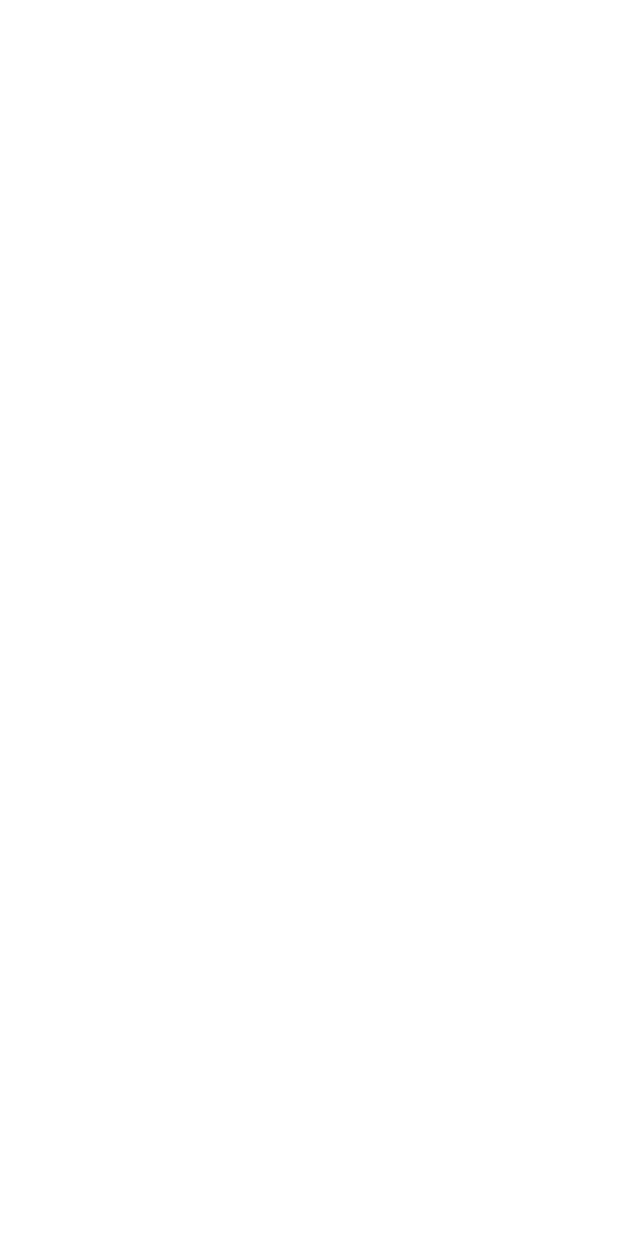
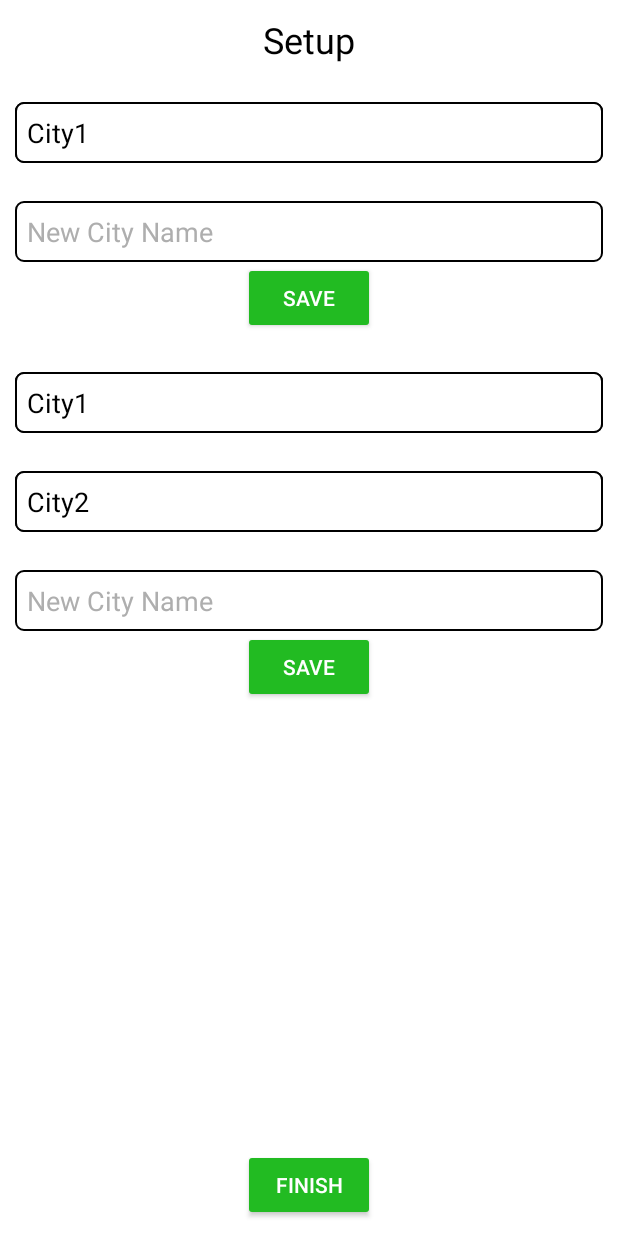
Before and after one commit to Szomti/FindPath, an Android app: the screen it shows after launch (MainActivity), on a phone screen of 412 x 824 dp. Before the commit the screen is empty. Run offline under Robolectric (Android 15) with nearby library versions, the phone set to English and light mode, and no system bars.

Commit message:
No forceDarkAllowed; Setup improved layout; Setup lists with generated list;

```diff
--- a/app/build.gradle
+++ b/app/build.gradle
@@ -5,12 +5,16 @@ plugins {
 
 android {
     namespace 'com.example.findpath'
-    compileSdk 32
+    compileSdk 33
+
+    buildFeatures {
+        viewBinding true
+    }
 
     defaultConfig {
         applicationId "com.example.findpath"
         minSdk 24
-        targetSdk 32
+        targetSdk 33
         versionCode 1
         versionName "1.0"
 
@@ -33,7 +37,6 @@ android {
 }
 
 dependencies {
-
     implementation 'androidx.core:core-ktx:1.7.0'
     implementation 'androidx.appcompat:appcompat:1.5.1'
     implementation 'com.google.android.material:material:1.7.0'
--- a/app/src/main/java/com/example/findpath/MainActivity.kt
+++ b/app/src/main/java/com/example/findpath/MainActivity.kt
@@ -2,10 +2,39 @@ package com.example.findpath
 
 import androidx.appcompat.app.AppCompatActivity
 import android.os.Bundle
+import android.widget.ArrayAdapter
+import com.example.findpath.databinding.ActivityMainBinding
+import com.example.findpath.databinding.ActivitySetupBinding
 
 class MainActivity : AppCompatActivity() {
     override fun onCreate(savedInstanceState: Bundle?) {
         super.onCreate(savedInstanceState)
-        setContentView(R.layout.activity_main)
+        val setup = ActivitySetupBinding.inflate(layoutInflater)
+        val main = ActivityMainBinding.inflate(layoutInflater)
+        setContentView(setup.root)
+
+        val citiesList = generateDefaultList()
+
+        setupListsInit(setup, citiesList)
+
+        setup.setupFinishBtn.setOnClickListener {
+            setContentView(main.root)
+        }
+    }
+
+    private fun setupListsInit(setup: ActivitySetupBinding, list: MutableList<String>) {
+        val adapter = ArrayAdapter(this, R.layout.spinner_text, list)
+        setup.setupCityList.adapter = adapter
+        setup.setupCityListFirstItem.adapter = adapter
+        setup.setupCityListSecondItem.adapter = adapter
+        setup.setupCityListSecondItem.setSelection(1)
+    }
+
+    private fun generateDefaultList(): MutableList<String> {
+        val generatedList: MutableList<String> = mutableListOf()
+        for(i in 1..15){
+            generatedList.add("City$i")
+        }
+        return generatedList
     }
 }
--- a/app/src/main/res/drawable/border_background.xml
+++ b/app/src/main/res/drawable/border_background.xml
@@ -1,5 +1,5 @@
 <shape xmlns:android="http://schemas.android.com/apk/res/android" android:shape="rectangle" >
-    <solid android:color="#00000000" />
+    <solid android:color="#FFFFFF" />
     <stroke android:width="1dip" android:color="#FF000000" />
     <corners android:radius="5dp"/>
 </shape>
--- a/app/src/main/res/layout/activity_setup.xml
+++ b/app/src/main/res/layout/activity_setup.xml
@@ -1,10 +1,11 @@
 <?xml version="1.0" encoding="utf-8"?>
 <androidx.constraintlayout.widget.ConstraintLayout xmlns:android="http://schemas.android.com/apk/res/android"
     xmlns:app="http://schemas.android.com/apk/res-auto"
+    xmlns:tools="http://schemas.android.com/tools"
     android:orientation="vertical"
     android:layout_width="match_parent"
     android:layout_height="match_parent"
-    android:background="@color/white"
+    android:background="#FFFFFF"
     android:padding="10dp">
 
     <TextView
@@ -21,11 +22,9 @@
         android:id="@+id/setupCityList"
         app:layout_constraintTop_toBottomOf="@id/setupHeader"
         android:layout_marginTop="25dp"
-
         android:layout_width="match_parent"
         android:layout_height="wrap_content"
         android:background="@drawable/border_background"
-        android:padding="8dp"
         android:spinnerMode="dropdown" />
 
     <EditText
@@ -35,12 +34,68 @@
         android:ems="10"
         android:layout_marginTop="25dp"
         android:inputType="textPersonName"
-        android:hint="City"
+        android:hint="New City Name"
+        android:textSize="18sp"
         android:background="@drawable/border_background"
         android:padding="8dp"
         android:textColorHint="#AEAEAE"
         android:textColor="@color/black"
-        app:layout_constraintTop_toBottomOf="@id/setupCityList"/>
+        app:layout_constraintTop_toBottomOf="@id/setupCityList"
+        android:autofillHints="" />
+
+    <Button
+        android:id="@+id/setupSaveCityNameChange"
+        android:layout_width="wrap_content"
+        android:layout_height="wrap_content"
+        android:text="Save"
+        android:backgroundTint="#FF22BB22"
+        app:layout_constraintLeft_toLeftOf="parent"
+        app:layout_constraintRight_toRightOf="parent"
+        app:layout_constraintTop_toBottomOf="@+id/setupCityNameEdit"/>
+
+    <Spinner
+        android:id="@+id/setupCityListFirstItem"
+        app:layout_constraintTop_toBottomOf="@id/setupSaveCityNameChange"
+        android:layout_marginTop="25dp"
+        android:layout_width="match_parent"
+        android:layout_height="wrap_content"
+        android:background="@drawable/border_background"
+        android:spinnerMode="dropdown" />
+
+    <Spinner
+        android:id="@+id/setupCityListSecondItem"
+        app:layout_constraintTop_toBottomOf="@id/setupCityListFirstItem"
+        android:layout_marginTop="25dp"
+        android:layout_width="match_parent"
+        android:layout_height="wrap_content"
+        android:background="@drawable/border_background"
+        android:spinnerMode="dropdown" />
+
+    <EditText
+        android:id="@+id/setupDistanceBetweenCitiesChange"
+        android:layout_width="match_parent"
+        android:layout_height="wrap_content"
+        android:ems="10"
+        android:layout_marginTop="25dp"
+        android:inputType="number"
+        android:hint="New City Name"
+        android:textSize="18sp"
+        android:background="@drawable/border_background"
+        android:padding="8dp"
+        android:textColorHint="#AEAEAE"
+        android:textColor="@color/black"
+        app:layout_constraintTop_toBottomOf="@id/setupCityListSecondItem"
+        android:autofillHints="" />
+
+    <Button
+        android:id="@+id/setupSaveCityDistanceChange"
+        android:layout_width="wrap_content"
+        android:layout_height="wrap_content"
+        android:text="Save"
+        android:backgroundTint="#FF22BB22"
+        app:layout_constraintLeft_toLeftOf="parent"
+        app:layout_constraintRight_toRightOf="parent"
+        app:layout_constraintTop_toBottomOf="@+id/setupDistanceBetweenCitiesChange"/>
 
     <Button
         android:id="@+id/setupFinishBtn"
--- /dev/null
+++ b/app/src/main/res/layout/spinner_text.xml
@@ -0,0 +1,13 @@
+<?xml version="1.0" encoding="utf-8"?>
+
+<TextView
+    xmlns:android="http://schemas.android.com/apk/res/android"
+    android:layout_width="match_parent"
+    android:layout_height="wrap_content"
+    android:textSize="18sp"
+    android:gravity="start|center_vertical"
+    android:background="@drawable/border_background"
+    android:textColor="#000000"
+    android:padding="8dp"
+    android:layout_marginBottom="20dp"
+    />
--- a/app/src/main/res/values-night/themes.xml
+++ b/app/src/main/res/values-night/themes.xml
@@ -1,5 +1,6 @@
 <resources xmlns:tools="http://schemas.android.com/tools">
     <!-- Base application theme. -->
     <style name="Theme.FindPath" parent="Theme.AppCompat.NoActionBar">
+        <item name="android:forceDarkAllowed" tools:targetApi="q">false</item>
     </style>
 </resources>
--- a/app/src/main/res/values/themes.xml
+++ b/app/src/main/res/values/themes.xml
@@ -1,5 +1,6 @@
 <resources xmlns:tools="http://schemas.android.com/tools">
     <!-- Base application theme. -->
     <style name="Theme.FindPath" parent="Theme.AppCompat.NoActionBar">
+        <item name="android:forceDarkAllowed" tools:targetApi="q">false</item>
     </style>
 </resources>
```
